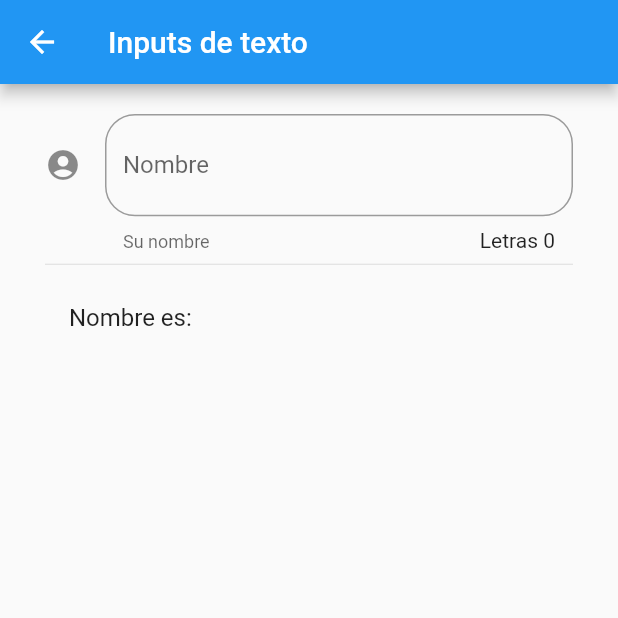
After one commit to NicolasLopezFer/FlutterPractices, a Flutter app: the InputPage screen opened by its route, on a phone screen of 412 x 824 dp, the top half of it. The commit adds this screen. Run offline on Flutter 3.47's test engine with Material 2 defaults, Android fonts, the phone set to English and light mode, and no system bars; our stand-ins replace flutter_spinkit, image_picker; network calls fail.

Commit message:
Inputs y container animado

```diff
--- a/componentes/data/menu_opts.json
+++ b/componentes/data/menu_opts.json
@@ -15,6 +15,16 @@
             "ruta" : "card",
             "icon" : "folder_open",
             "texto": "Cards - Tarjetas"
+        },
+        {
+            "ruta" : "animatedContainer",
+            "icon" : "donut_large",
+            "texto": "Animated Cointainer"
+        },
+        {
+            "ruta" : "inputs",
+            "icon" : "input",
+            "texto": "Inputs"
         }
     ]
 }
--- a/componentes/lib/src/pages/home_page.dart
+++ b/componentes/lib/src/pages/home_page.dart
@@ -28,6 +28,7 @@ class HomePage extends StatelessWidget {
 
   List<Widget> _listaItems(List<dynamic> data, BuildContext context) {
     final List<Widget> opciones = [];
+
     data.forEach((element) {
       final widgetTemp = ListTile(
         title: Text(element['texto']),
--- /dev/null
+++ b/componentes/lib/src/pages/input_page.dart
@@ -0,0 +1,54 @@
+import 'package:flutter/material.dart';
+
+class InputPage extends StatefulWidget {
+  @override
+  _InputPageState createState() => _InputPageState();
+}
+
+class _InputPageState extends State<InputPage> {
+  String _nombre = '';
+
+  @override
+  Widget build(BuildContext context) {
+    return Scaffold(
+      appBar: AppBar(
+        title: Text('Inputs de texto'),
+      ),
+      body: ListView(
+        padding: EdgeInsets.symmetric(horizontal: 30.0, vertical: 20.0),
+        children: <Widget>[
+          _crearInput(),
+          Divider(),
+          _crearPersona(),
+        ],
+      ),
+    );
+  }
+
+  Widget _crearInput() {
+    return TextField(
+      // autofocus: true,
+      textCapitalization: TextCapitalization.sentences,
+      decoration: InputDecoration(
+        border: OutlineInputBorder(borderRadius: BorderRadius.circular(20.0)),
+        counter: Text('Letras ${_nombre.length}'),
+        hintText: 'Escriba aca su nombre',
+        labelText: 'Nombre',
+        helperText: 'Su nombre',
+        suffix: Icon(Icons.accessibility),
+        icon: Icon(Icons.account_circle),
+      ),
+      onChanged: (valor) {
+        setState(() {
+          _nombre = valor;
+        });
+      },
+    );
+  }
+
+  Widget _crearPersona() {
+    return ListTile(
+      title: Text('Nombre es: $_nombre'),
+    );
+  }
+}
--- a/componentes/lib/src/routes/routes.dart
+++ b/componentes/lib/src/routes/routes.dart
@@ -1,12 +1,19 @@
+import 'package:flutter/material.dart';
+
 import 'package:componentes/src/pages/alert_page.dart';
+import 'package:componentes/src/pages/animated_container.dart';
 import 'package:componentes/src/pages/avatar_page.dart';
+import 'package:componentes/src/pages/card_page.dart';
 import 'package:componentes/src/pages/home_page.dart';
-import 'package:flutter/material.dart';
+import 'package:componentes/src/pages/input_page.dart';
 
 Map<String, WidgetBuilder> getApplicationRoutes() {
   return <String, WidgetBuilder>{
     '/': (context) => HomePage(),
     'alert': (context) => AlertPage(),
     'avatar': (context) => AvatarPage(),
+    'card': (context) => CardPage(),
+    'animatedContainer': (context) => AnimatedContainerPage(),
+    'inputs': (context) => InputPage(),
   };
 }
--- a/componentes/lib/src/utils/icono_string_util.dart
+++ b/componentes/lib/src/utils/icono_string_util.dart
@@ -6,6 +6,8 @@ final _icons = <String, IconData>{
   'add_alert': Icons.add_alert,
   'accessibility': Icons.accessibility,
   'folder_open': Icons.folder_open,
+  'donut_large': Icons.donut_large,
+  'input': Icons.input,
 };
 
 Icon getIcon(String nombreIcono) {
--- a/componentes/pubspec.yaml
+++ b/componentes/pubspec.yaml
@@ -47,7 +47,7 @@ flutter:
   # To add assets to your application, add an assets section, like this:
   assets:
     - data/menu_opts.json
-  #   - images/a_dot_ham.jpeg
+    - assets/
 
   # An image asset can refer to one or more resolution-specific "variants", see
   # https://flutter.dev/assets-and-images/#resolution-aware.
```
Also changed, not shown: componentes/lib/src/pages/alert_page.dart (+41 -0 lines), componentes/lib/src/pages/animated_container.dart (added, +53 -0 lines), componentes/lib/src/pages/avatar_page.dart (+25 -0 lines), componentes/lib/src/pages/card_page.dart (added, +75 -0 lines), componentes/lib/src/pages/home_temp.dart (deleted, +0 -49 lines), componentes/assets/jar-loading.gif (added), 5 other files.
